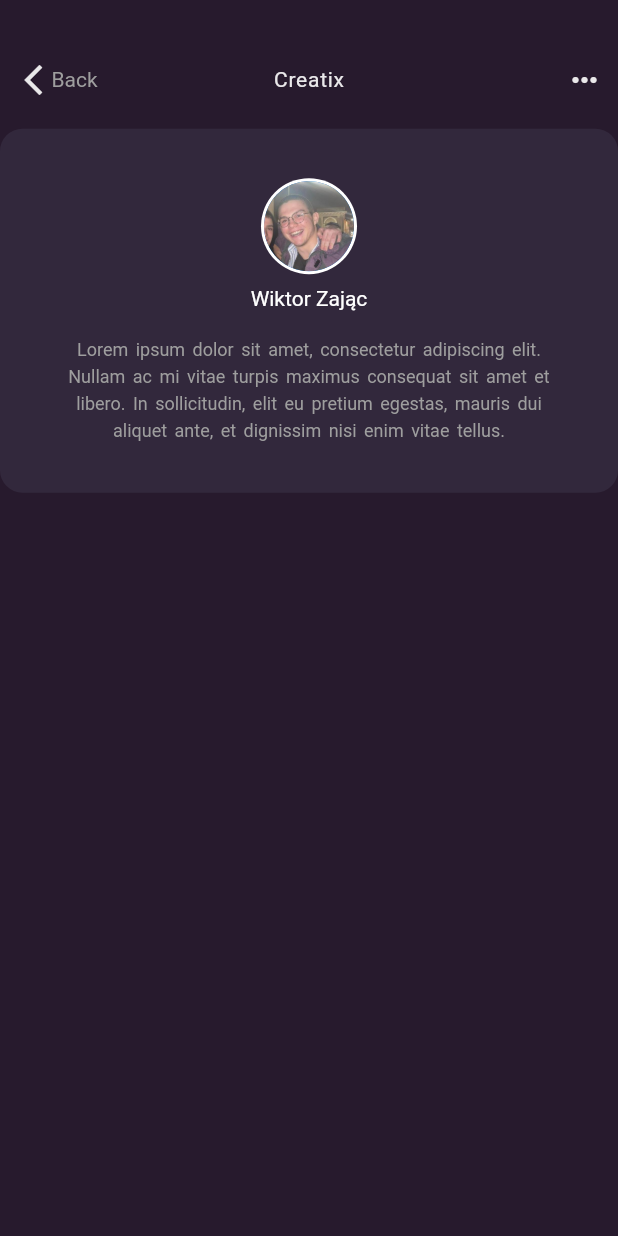
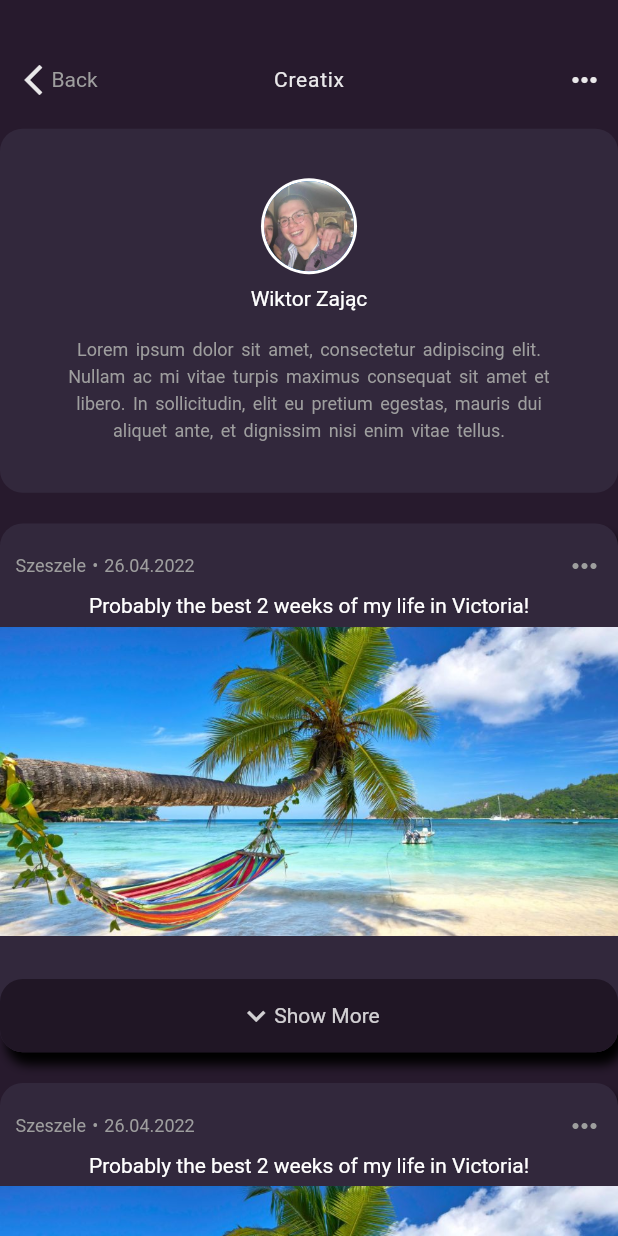
Before and after one commit to travter/travter-client, a Flutter app: the ProfilePage screen opened by its route, on a phone screen of 412 x 824 dp. Run offline on Flutter 3.47's test engine with Material 2 defaults, Android fonts, the light colour scheme and no system bars; our stand-ins replace another_flushbar, auto_route, bloc, cloud_firestore, dartz, firebase_auth and 6 more; missing offline and left inert: flutter_facebook_auth, sign_button; accounts and stored records are empty; generated files the repository leaves out were written again.

Commit message:
travel card

```diff
--- a/lib/presentation/core/constants/constant_colors.dart
+++ b/lib/presentation/core/constants/constant_colors.dart
@@ -2,3 +2,4 @@ import 'package:flutter/material.dart';
 
 const lightPrimaryColor = Color(0xff32283c);
 const primaryColor = Color(0xff271a2d);
+const darkPrimaryColor = Color(0xff201625);
--- a/lib/presentation/pages/profile_page/profile_page.dart
+++ b/lib/presentation/pages/profile_page/profile_page.dart
@@ -1,6 +1,7 @@
 import 'package:flutter/material.dart';
 
 import '../../core/constants/constant_colors.dart';
+import '../../core/extensions.dart';
 import 'widgets/widgets.dart';
 
 class ProfilePage extends StatelessWidget {
@@ -11,12 +12,16 @@ class ProfilePage extends StatelessWidget {
     return Scaffold(
       backgroundColor: primaryColor,
       body: SingleChildScrollView(
+        child: Padding(
+          padding: EdgeInsets.only(bottom: context.dims.height * 0.035),
           child: Column(
             children: const [
               NickTextWidget(),
               ProfileSummary(),
               TravelCard(),
+              TravelCard(),
              ]
+          ),
         ),
       ),
     );
--- a/lib/presentation/pages/profile_page/widgets/travel_card.dart
+++ b/lib/presentation/pages/profile_page/widgets/travel_card.dart
@@ -1,18 +1,110 @@
 import 'package:flutter/material.dart';
 
 import '../../../core/constants/constant_colors.dart';
+import '../../../core/extensions.dart';
 
 class TravelCard extends StatelessWidget {
   const TravelCard({Key? key}) : super(key: key);
 
   @override
   Widget build(BuildContext context) {
-    return Container(
-      width: double.infinity,
-      decoration: BoxDecoration(
-        borderRadius: BorderRadius.circular(15),
-        color: lightPrimaryColor,
+    final height = context.dims.height;
+    final width = context.dims.width;
+
+    return Padding(
+      padding: EdgeInsets.only(top: height * 0.025),
+      child: Container(
+        padding: EdgeInsets.only(
+          top: height * 0.02,
+        ),
+        width: double.infinity,
+        decoration: BoxDecoration(
+          borderRadius: BorderRadius.circular(15),
+          color: lightPrimaryColor,
+          boxShadow: const [
+            BoxShadow(
+              color: Colors.black,
+              blurRadius: 5,
+              offset: Offset(4, 8),
+            ),
+          ],
+        ),
+        child: Column(
+          children: [
+            Padding(
+              padding: EdgeInsets.symmetric(horizontal: width * 0.025),
+              child: Row(
+                children: [
+                  Text('Szeszele', style: _topTravelInfoStyle),
+                  Padding(
+                    padding: EdgeInsets.symmetric(horizontal: width * 0.01),
+                    child: Text('•', style: _topTravelInfoStyle),
+                  ),
+                  Text('26.04.2022', style: _topTravelInfoStyle),
+                  const Expanded(
+                    child: Flexible(
+                      child: Align(
+                        alignment: Alignment.centerRight,
+                        child: Icon(Icons.more_horiz, color: Colors.grey),
+                      ),
+                    ),
+                  ),
+                ],
+              ),
+            ),
+            Padding(
+              padding: EdgeInsets.symmetric(
+                  vertical: height * 0.0075, horizontal: width * 0.025),
+              child: const Text(
+                'Probably the best 2 weeks of my life in Victoria!',
+                style: TextStyle(
+                  color: Colors.white,
+                  fontSize: 14,
+                ),
+              ),
+            ),
+            Container(
+              width: double.infinity,
+              height: height * 0.25,
+              child:
+                  Image.asset('assets/images/seszele.jpeg', fit: BoxFit.cover),
+            ),
+            Padding(
+              padding: EdgeInsets.only(top: height * 0.035),
+              child: Container(
+                width: double.infinity,
+                decoration: BoxDecoration(
+                  borderRadius: BorderRadius.circular(15),
+                  color: darkPrimaryColor,
+                ),
+                child: Padding(
+                  padding: EdgeInsets.symmetric(
+                    vertical: height * 0.015,
+                  ),
+                  child: Row(
+                    mainAxisAlignment: MainAxisAlignment.center,
+                    children: [
+                      Icon(Icons.keyboard_arrow_down_outlined,
+                          color: Colors.white.withOpacity(0.8)),
+                      Text(
+                        'Show More',
+                        style: TextStyle(
+                          color: Colors.white.withOpacity(0.8),
+                        ),
+                      ),
+                    ],
+                  ),
+                ),
+              ),
+            ),
+          ],
+        ),
       ),
     );
   }
 }
+
+const _topTravelInfoStyle = TextStyle(
+  color: Colors.grey,
+  fontSize: 12,
+);
--- a/pubspec.yaml
+++ b/pubspec.yaml
@@ -13,6 +13,7 @@ dependencies:
   auth_repository:
     path: packages/auth_repository
   auto_route: ^4.0.1
+  blur: ^3.1.0
   cloud_firestore: ^3.1.14
   cupertino_icons: ^1.0.2
   dartz: ^0.10.1
```
Also changed, not shown: assets/images/seszele.jpeg (added). Lines whose indentation alone changed are shown as unchanged.
